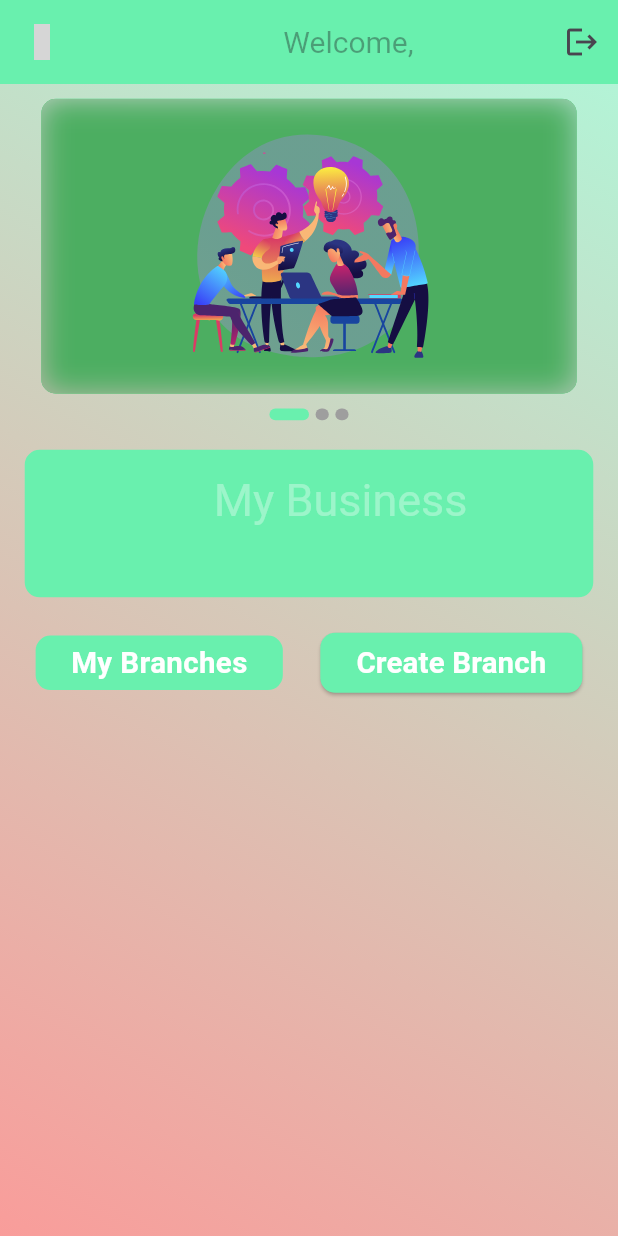
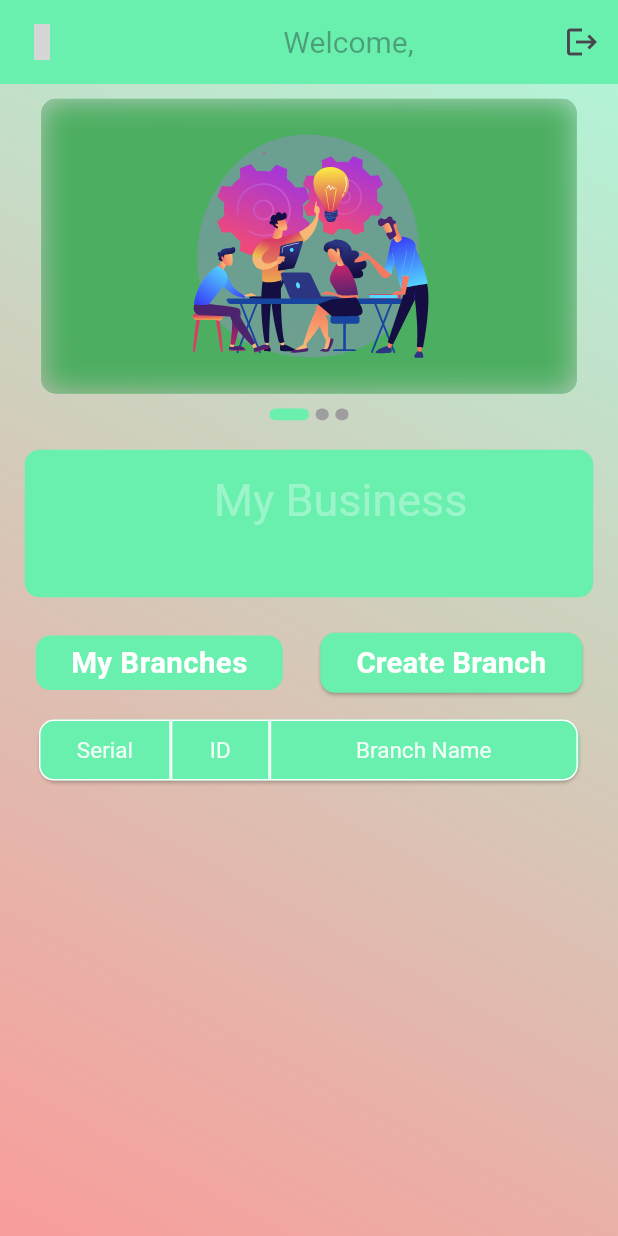
Before and after one commit to AAShayon/Buisness-Manager, a Flutter app: the BranchViewInformationScreen screen opened directly, on a phone screen of 412 x 824 dp. Run offline on Flutter 3.47's test engine with Material 3 defaults, Android fonts, the phone set to English and light mode, and no system bars; drawn by our look-alikes of carousel_slider, smooth_page_indicator; our stand-ins replace dio, flutter_otp_text_field, flutter_screenutil, iconsax, internet_connection_checker, lottie and 1 more; accounts and stored records are empty; network calls fail; grey boxes are pictures that could not be loaded.

Commit message:
Resolve --- sorting by id and also change the ui

```diff
--- a/lib/modules/branch/view/branch_view_information.dart
+++ b/lib/modules/branch/view/branch_view_information.dart
@@ -12,6 +12,7 @@ import 'package:buisness_manager/view/widget/animation/fadde_in_animation.dart';
 import 'package:buisness_manager/view/widget/common_use_container.dart';
 import 'package:buisness_manager/view/widget/custom_circular_button.dart';
 import 'package:buisness_manager/view/widget/custom_container.dart';
+import 'package:buisness_manager/view/widget/custom_table.dart';
 import 'package:buisness_manager/view/widget/no_internet_widget.dart';
 import 'package:buisness_manager/view/widget/text_size.dart';
 import 'package:carousel_slider/carousel_slider.dart';
@@ -310,34 +311,39 @@ class _BranchViewInformationScreenState
                             }),
                       ],
                     ),
+                    Padding(
+                      padding:  EdgeInsets.symmetric(horizontal: 20.w,vertical: 10.h),
+                      child: Card(
+                        color: Colors.greenAccent,
+                        child: Row(
+                          children: [
+                            CustomTableWithBorder(text: 'Serial',topLeft: Radius.circular(10),bottomLeft: Radius.circular(10),width: 80.w,),
+                            CustomTableWithBorder(text: 'ID',topLeft: Radius.circular(0),topRight: Radius.circular(0),bottomLeft: Radius.circular(0),bottomRight: Radius.circular(0), width: 60.w,),
+                            CustomTableWithBorder(text: 'Branch Name',topLeft: Radius.circular(0),topRight: Radius.circular(10),bottomLeft: Radius.circular(0),bottomRight: Radius.circular(10), width: 187.w,),
+
+                          ],
+                        ),
+                      ),
+                    ),
                     branchList.isNotEmpty
-                            ? Padding(
-                                padding: EdgeInsets.symmetric(
-                                    vertical: 10.h, horizontal: 10.h),
-                                child: GridView.builder(
+                        ? ListView.builder(
                       physics:  NeverScrollableScrollPhysics(),
                       shrinkWrap: true,
-                                  gridDelegate: const SliverGridDelegateWithFixedCrossAxisCount(
-                                    crossAxisCount: 2,
-                                    crossAxisSpacing: 10.0,
-                                    mainAxisSpacing: 10.0,
-                                  ),
                       itemCount: branchList.length,
                       itemBuilder: (context, index) {
                         final branch = branchList[index];
+                        branchList.sort((a, b) => a.id.compareTo(b.id));
                         log('total branch-===>${branchList.length}');
                         if (index < branchList.length) {
                           return FadeInAnimation(
-                                        direction: FadeInDirection.rtl,
-                                        delay: 1.0 + index,
+                            direction: FadeInDirection.btt,
+                            delay: .5 + index,
                             fadeOffset: index == 0 ? 80 : 80.0 * index,
-                                        child: CommonUseContainer(
-                                          color: Colors.greenAccent,
-                                          child: Card(
                             child: Padding(
                               padding: EdgeInsets.symmetric(
-                                                  vertical: 10.h,
-                                                  horizontal: 8.w),
+                                  horizontal:20.w),
+                              child: Card(
+                                color: Colors.greenAccent,
                                 child:
                                 InkWell(
                                   onTap: () {
@@ -350,21 +356,12 @@ class _BranchViewInformationScreenState
                                     );
                                   },
                                   child:
-                                                Column(
-                                                  mainAxisAlignment:
-                                                      MainAxisAlignment.center,
+                                  Row(
                                     children: [
-                                                    Text("${branch.id}",style: TextStyle(
-                                                      color: Colors.greenAccent,
-                                                      fontSize: 15.sp,
-                                                    )),
-                                                    Text(branch.name ?? '',style: TextStyle(
-                                                      color: Colors.greenAccent,
-                                                      fontSize: 15.sp,
-                                                    ),),
-                                                    Icon(Icons.business, size: 40.sp,color: Colors.greenAccent,),
+                                      CustomTableWithBorder(text: '${index+1 }',topLeft: Radius.circular(10),bottomLeft: Radius.circular(10),width: 80.w,),
+                                      CustomTableWithBorder(text: '${branch.id}',topLeft: Radius.circular(0),topRight: Radius.circular(0),bottomLeft: Radius.circular(0),bottomRight: Radius.circular(0), width: 60.w,),
+                                      CustomTableWithBorder(text: '${branch.name}',topLeft: Radius.circular(0),topRight: Radius.circular(10),bottomLeft: Radius.circular(0),bottomRight: Radius.circular(10), width: 187.w,),
                                     ],
-                                                ),
                                   ),
                                 ),
                               ),
@@ -384,7 +381,6 @@ class _BranchViewInformationScreenState
                           );
                         }
                       },
-                                ),
                     )
                         : SizedBox.shrink(),
                     branchViewModel.isLoadingState == false
@@ -443,9 +439,7 @@ class _BranchViewInformationScreenState
                       ),
                     ),
                   ).then((value) {
-                   if(context.mounted){
                     Navigator.of(context).pop();
-                   }
                   });
                 },
               ),
@@ -464,9 +458,7 @@ class _BranchViewInformationScreenState
                       ),
                     ),
                   ).then((value) {
-                   if(context.mounted){
                     Navigator.of(context).pop();
-                   }
                   });
                 },
               ),
```
Lines whose indentation alone changed are shown as unchanged.
